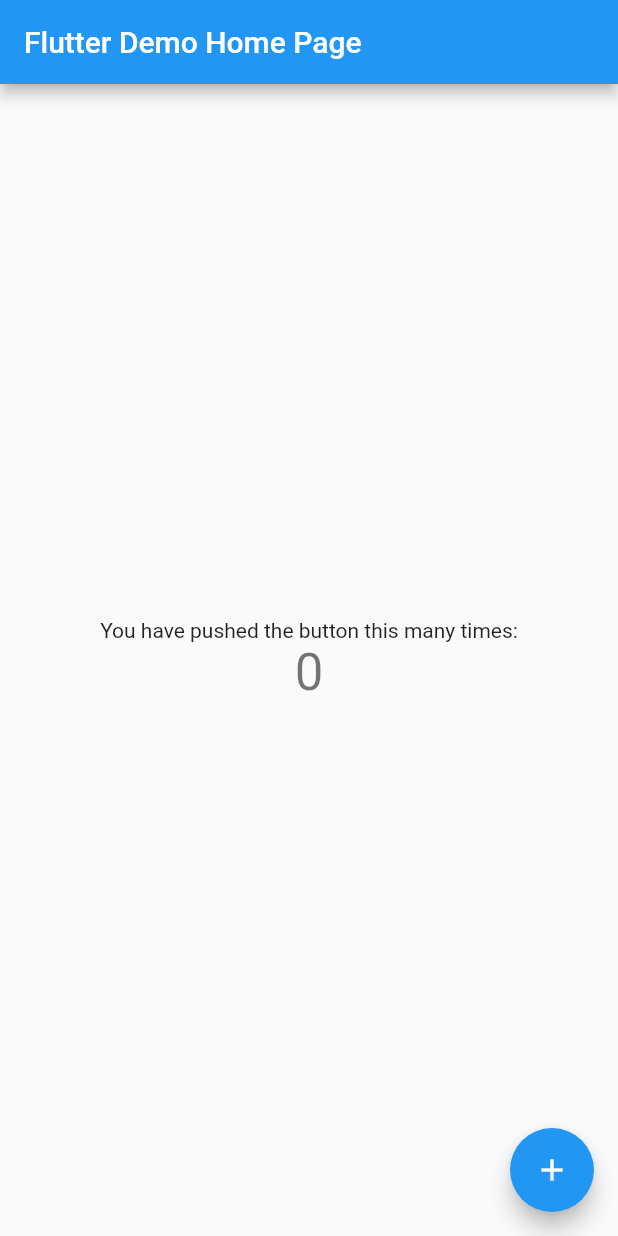
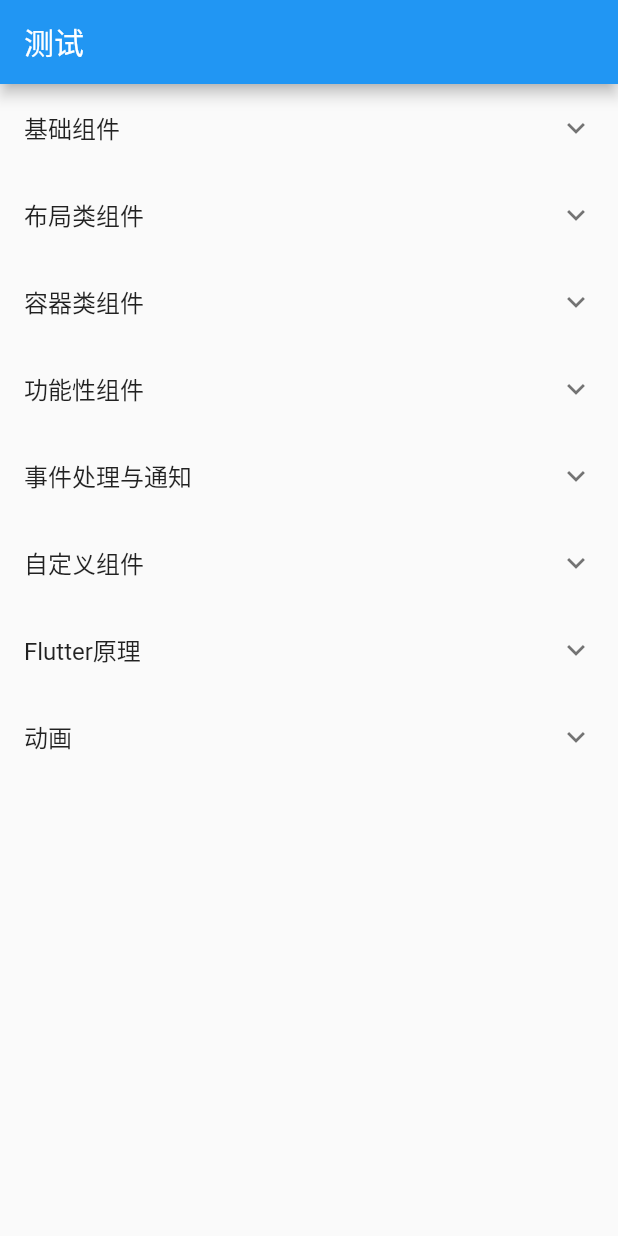
Before and after one commit to Tony0822/flutter_basic_ui, a Flutter app: the screen it shows after launch, on a phone screen of 412 x 824 dp. Run offline on Flutter 3.47's test engine with Material 2 defaults, Android fonts, the phone set to English and light mode, and no system bars.

Commit message:
添加文件

```diff
--- a/flutter_basic_ui/lib/main.dart
+++ b/flutter_basic_ui/lib/main.dart
@@ -1,111 +1,76 @@
 import 'package:flutter/material.dart';
+import 'package:flutter_basic_ui/widgets/page_scaffold.dart';
+import 'package:flutter_basic_ui/routes/context.dart';
+import 'package:flutter_basic_ui/routes/state.dart';
+import 'package:flutter_basic_ui/routes/text.dart';
 
 void main() => runApp(MyApp());
 
 class MyApp extends StatelessWidget {
-  // This widget is the root of your application.
   @override
   Widget build(BuildContext context) {
+    // TODO: implement build
     return MaterialApp(
       title: 'Flutter Demo',
       theme: ThemeData(
-        // This is the theme of your application.
-        //
-        // Try running your application with "flutter run". You'll see the
-        // application has a blue toolbar. Then, without quitting the app, try
-        // changing the primarySwatch below to Colors.green and then invoke
-        // "hot reload" (press "r" in the console where you ran "flutter run",
-        // or simply save your changes to "hot reload" in a Flutter IDE).
-        // Notice that the counter didn't reset back to zero; the application
-        // is not restarted.
         primarySwatch: Colors.blue,
       ),
-      home: MyHomePage(title: 'Flutter Demo Home Page'),
+      home: MyHomePage(),
     );
   }
 }
 
 class MyHomePage extends StatefulWidget {
-  MyHomePage({Key key, this.title}) : super(key: key);
-
-  // This widget is the home page of your application. It is stateful, meaning
-  // that it has a State object (defined below) that contains fields that affect
-  // how it looks.
-
-  // This class is the configuration for the state. It holds the values (in this
-  // case the title) provided by the parent (in this case the App widget) and
-  // used by the build method of the State. Fields in a Widget subclass are
-  // always marked "final".
-
-  final String title;
-
   @override
   _MyHomePageState createState() => _MyHomePageState();
 }
 
 class _MyHomePageState extends State<MyHomePage> {
-  int _counter = 0;
+  void _openPage(BuildContext context, PageInfo page) {
+    Navigator.push(context, MaterialPageRoute(builder: (context) {
+      if (!page.withScaffold){
+        return page.builder(context);
+      }
+      return PageScaffold(title: page.title, body: page.builder(context), padding: page.padding,);
+    }));
+  }
 
-  void _incrementCounter() {
-    setState(() {
-      // This call to setState tells the Flutter framework that something has
-      // changed in this State, which causes it to rerun the build method below
-      // so that the display can reflect the updated values. If we changed
-      // _counter without calling setState(), then the build method would not be
-      // called again, and so nothing would appear to happen.
-      _counter++;
-    });
+  List<Widget> _generateItem(BuildContext context, List<PageInfo> children) {
+    return children.map<Widget>((page) {
+      return ListTile(
+        title: Text(page.title),
+        trailing: Icon(Icons.keyboard_arrow_right),
+        onTap: () => _openPage(context, page),
+      );
+    }).toList();
   }
 
   @override
   Widget build(BuildContext context) {
-    // This method is rerun every time setState is called, for instance as done
-    // by the _incrementCounter method above.
-    //
-    // The Flutter framework has been optimized to make rerunning build methods
-    // fast, so that you can just rebuild anything that needs updating rather
-    // than having to individually change instances of widgets.
+    // TODO: implement build
     return Scaffold(
-      appBar: AppBar(
-        // Here we take the value from the MyHomePage object that was created by
-        // the App.build method, and use it to set our appbar title.
-        title: Text(widget.title),
+      appBar: AppBar(title: Text("测试"),),
+      body: ListView(
+        children: <Widget>[
+          ExpansionTile(title: Text("基础组件"), children: _generateItem(context, [
+            PageInfo(
+                "Context测试", (ctx) => ContextRoute(), withScaffold: false),
+            PageInfo("Widget 树中获取 State 对象", (ctx) => RetrieveStateRoute(),
+                withScaffold: false),
+            PageInfo("文本、字体样式", (ctx) => TextRoute()),
+
+          ]),),
+          ExpansionTile(title: Text("布局类组件"), children: <Widget>[],),
+          ExpansionTile(title: Text("容器类组件"), children: <Widget>[],),
+          ExpansionTile(title: Text("功能性组件"), children: <Widget>[],),
+          ExpansionTile(title: Text("事件处理与通知"), children: <Widget>[],),
+          ExpansionTile(title: Text("自定义组件"), children: <Widget>[],),
+          ExpansionTile(title: Text("Flutter原理"), children: <Widget>[],),
+          ExpansionTile(title: Text("动画"), children: <Widget>[],)
+
+        ],
       ),
-      body: Center(
-        // Center is a layout widget. It takes a single child and positions it
-        // in the middle of the parent.
-        child: Column(
-          // Column is also a layout widget. It takes a list of children and
-          // arranges them vertically. By default, it sizes itself to fit its
-          // children horizontally, and tries to be as tall as its parent.
-          //
-          // Invoke "debug painting" (press "p" in the console, choose the
-          // "Toggle Debug Paint" action from the Flutter Inspector in Android
-          // Studio, or the "Toggle Debug Paint" command in Visual Studio Code)
-          // to see the wireframe for each widget.
-          //
-          // Column has various properties to control how it sizes itself and
-          // how it positions its children. Here we use mainAxisAlignment to
-          // center the children vertically; the main axis here is the vertical
-          // axis because Columns are vertical (the cross axis would be
-          // horizontal).
-          mainAxisAlignment: MainAxisAlignment.center,
-          children: <Widget>[
-            Text(
-              'You have pushed the button this many times:',
-            ),
-            Text(
-              '$_counter',
-              style: Theme.of(context).textTheme.display1,
-            ),
-          ],
-        ),
-      ),
-      floatingActionButton: FloatingActionButton(
-        onPressed: _incrementCounter,
-        tooltip: 'Increment',
-        child: Icon(Icons.add),
-      ), // This trailing comma makes auto-formatting nicer for build methods.
     );
   }
+
 }
```
Also changed, not shown: flutter_basic_ui/lib/routes/context.dart (added, +21 -0 lines), flutter_basic_ui/lib/routes/state.dart (added, +28 -0 lines), flutter_basic_ui/lib/routes/text.dart (added, +73 -0 lines), flutter_basic_ui/lib/widgets/page_scaffold.dart (added, +62 -0 lines).
